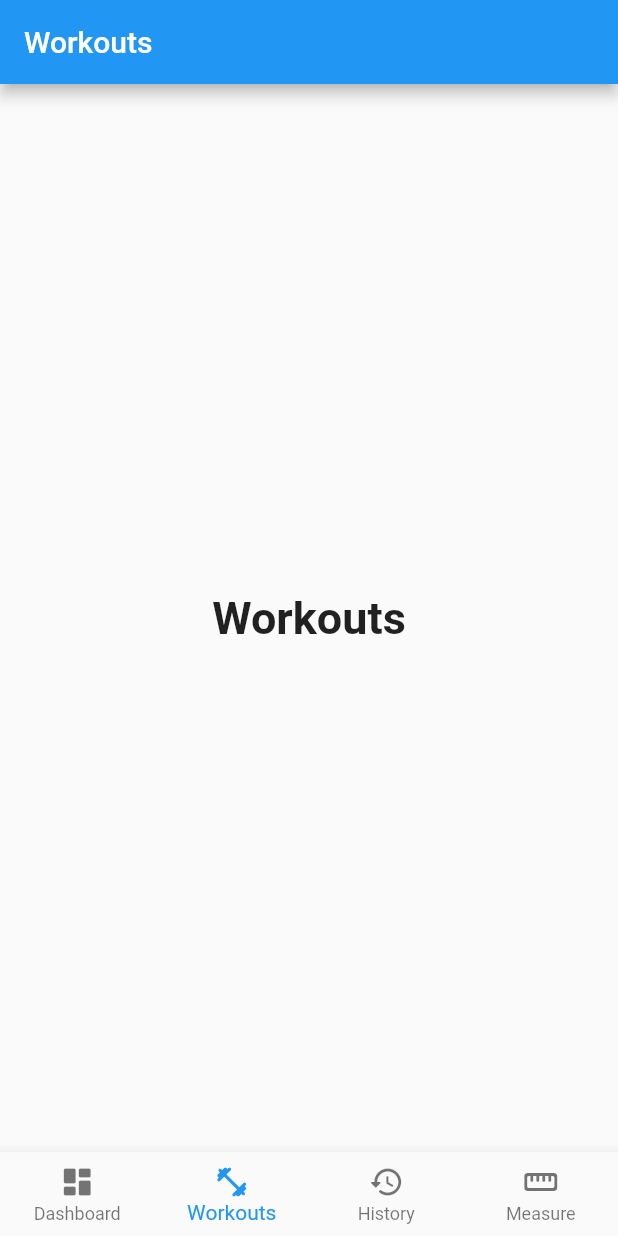
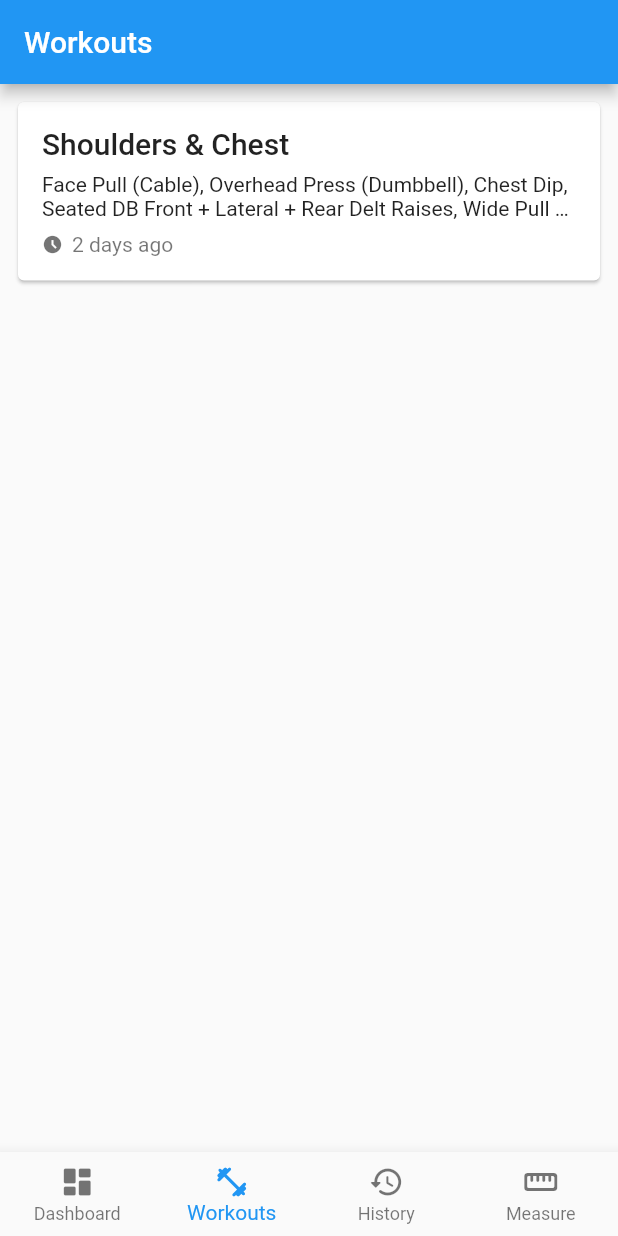
Before and after one commit to eeshangarg/fitness_copilot, a Flutter app: the screen it shows after launch, item 2 of the bottom bar chosen, on a phone screen of 412 x 824 dp. Run offline on Flutter 3.47's test engine with Material 2 defaults, Android fonts, the phone set to English and light mode, and no system bars.

Commit message:
components: Add a workout card widget.
A Card style widget for displaying the name and summary of a
workout.

```diff
--- /dev/null
+++ b/lib/components/workout_card.dart
@@ -0,0 +1,65 @@
+import 'package:fitness_copilot/models/workout.dart';
+import 'package:flutter/material.dart';
+
+class WorkoutCard extends StatelessWidget {
+  final Workout workout;
+
+  const WorkoutCard({
+    Key? key,
+    required this.workout,
+  }) : super(key: key);
+
+  String _getWorkoutSummary() {
+    List<String> exerciseNames = [];
+    for (final exercise in workout.exercises) {
+      exerciseNames.add(exercise.name);
+    }
+    return exerciseNames.join(', ');
+  }
+
+  @override
+  Widget build(BuildContext context) {
+    return Card(
+      child: Padding(
+        padding: const EdgeInsets.all(16.0),
+        child: Column(
+          mainAxisSize: MainAxisSize.min,
+          crossAxisAlignment: CrossAxisAlignment.stretch,
+          children: [
+            Text(
+              workout.name,
+              style: Theme.of(context).textTheme.titleLarge,
+            ),
+            const SizedBox(height: 8.0),
+            Flexible(
+              child: Text(
+                _getWorkoutSummary(),
+                style: Theme.of(context).textTheme.bodyMedium?.copyWith(
+                      overflow: TextOverflow.ellipsis,
+                    ),
+                maxLines: 2,
+              ),
+            ),
+            const SizedBox(height: 8.0),
+            Row(
+              children: [
+                Icon(
+                  Icons.access_time_filled,
+                  size: 14.0,
+                  color: Theme.of(context).textTheme.caption?.color,
+                ),
+                const SizedBox(width: 6.0),
+                Text(
+                  '2 days ago',
+                  style: Theme.of(context).textTheme.caption?.copyWith(
+                        fontSize: 14.0,
+                      ),
+                )
+              ],
+            ),
+          ],
+        ),
+      ),
+    );
+  }
+}
--- /dev/null
+++ b/lib/sample_data.dart
@@ -0,0 +1,29 @@
+import 'package:fitness_copilot/models/exercise.dart';
+import 'package:fitness_copilot/models/workout.dart';
+
+Exercise facePulls = Exercise(name: 'Face Pull (Cable)');
+Exercise overheadPress = Exercise(name: 'Overhead Press (Dumbbell)');
+Exercise chestDip = Exercise(name: 'Chest Dip');
+Exercise shoulderRaises = Exercise(
+  name: 'Seated DB Front + Lateral + Rear Delt Raises',
+);
+Exercise widePullUp = Exercise(name: 'Wide Pull Up');
+Exercise seatedCalfRaise = Exercise(name: 'Seated Calf Raise (Machine)');
+Exercise standingCalfRaise = Exercise(name: 'Standing Calf Raise (Machine)');
+
+Workout shouldersWorkout = Workout(
+  name: 'Shoulders & Chest',
+  exercises: [
+    facePulls,
+    overheadPress,
+    chestDip,
+    shoulderRaises,
+    widePullUp,
+    seatedCalfRaise,
+    standingCalfRaise,
+  ],
+);
+
+List<Workout> sampleWorkouts = [
+  shouldersWorkout,
+];
--- a/lib/screens/homepage.dart
+++ b/lib/screens/homepage.dart
@@ -1,3 +1,5 @@
+import 'package:fitness_copilot/components/workout_card.dart';
+import 'package:fitness_copilot/sample_data.dart';
 import 'package:flutter/material.dart';
 
 class HomePage extends StatefulWidget {
@@ -26,25 +28,6 @@ class _HomePageState extends State<HomePage> {
     fontWeight: FontWeight.bold,
   );
 
-  static const List<Widget> _widgetOptions = <Widget>[
-    Text(
-      kDashboardLabel,
-      style: optionStyle,
-    ),
-    Text(
-      kWorkoutsLabel,
-      style: optionStyle,
-    ),
-    Text(
-      kHistoryLabel,
-      style: optionStyle,
-    ),
-    Text(
-      kMeasureLabel,
-      style: optionStyle,
-    ),
-  ];
-
   void _onItemTapped(int index) {
     setState(() {
       _selectedIndex = index;
@@ -53,6 +36,27 @@ class _HomePageState extends State<HomePage> {
 
   @override
   Widget build(BuildContext context) {
+    final List<Widget> _widgetOptions = <Widget>[
+      const Text(
+        kDashboardLabel,
+        style: optionStyle,
+      ),
+      ListView(
+        padding: const EdgeInsets.all(8),
+        children: [
+          WorkoutCard(workout: shouldersWorkout),
+        ],
+      ),
+      const Text(
+        kHistoryLabel,
+        style: optionStyle,
+      ),
+      const Text(
+        kMeasureLabel,
+        style: optionStyle,
+      ),
+    ];
+
     return Scaffold(
       appBar: AppBar(
         title: Text(_tabNames[_selectedIndex]),
```
